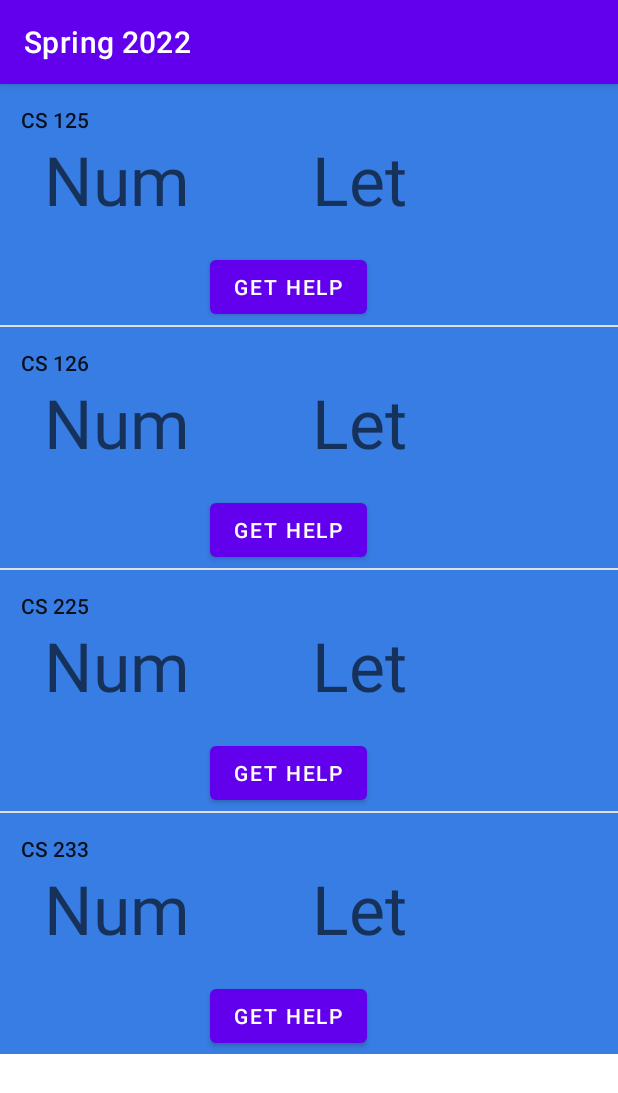
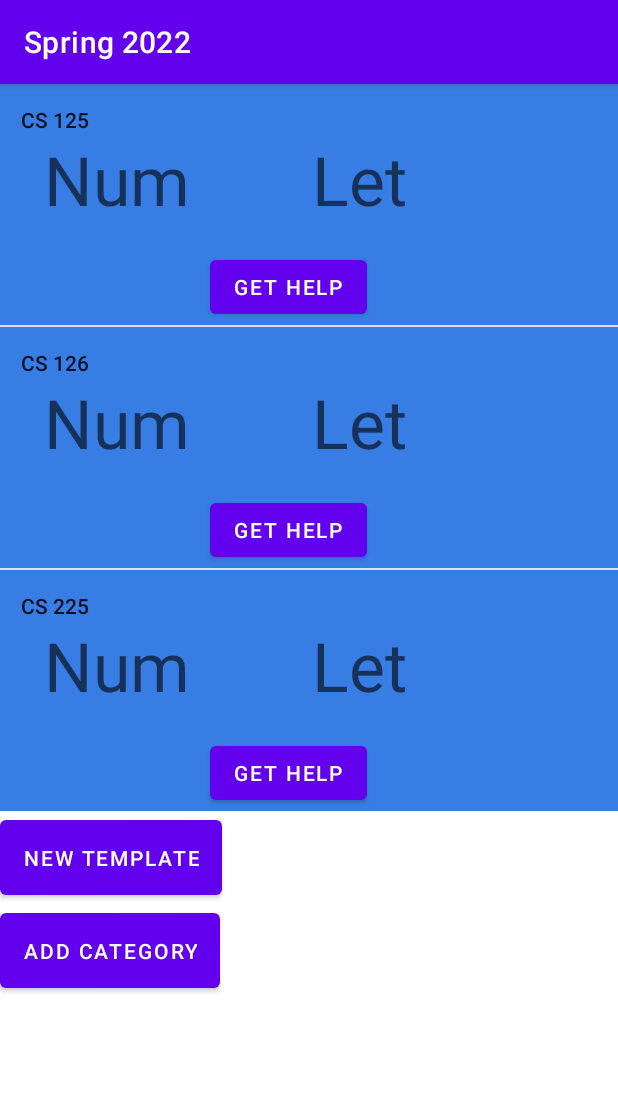
Before and after one commit to sonalimerchia/CS465-Pixelbyte, an Android app: the screen it shows after launch (MainActivity), on a phone screen of 412 x 824 dp. Shown: the top 1093 px of the screen. Run offline under Robolectric (Android 15) with nearby library versions, the phone set to English and light mode, and no system bars.

Commit message:
fix sizing issues

```diff
--- a/app/src/main/java/edu/illinois/cs465/pixelbyte/MainActivity.java
+++ b/app/src/main/java/edu/illinois/cs465/pixelbyte/MainActivity.java
@@ -29,16 +29,16 @@ public class MainActivity extends AppCompatActivity implements View.OnClickListe
         super.onCreate(savedInstanceState);
         setContentView(R.layout.activity_main);
 
-//        Button openDialogButton = (Button) findViewById(R.id.open_template);
-//        openDialogButton.setOnClickListener(this);
-//
-//        openDialogButton = (Button) findViewById((R.id.add_category));
-//        openDialogButton.setOnClickListener(this);
+        Button openDialogButton = (Button) findViewById(R.id.open_template);
+        openDialogButton.setOnClickListener(this);
+
+        openDialogButton = (Button) findViewById((R.id.add_category));
+        openDialogButton.setOnClickListener(this);
 
         //stuff to grab from other screens TODO: connect it all
         currentSemester = "Spring 2022";
         //classes = new ArrayList<Class>(Arrays.asList(new Class("CS 125", "A", "95.5%")));
-        classes = new ArrayList<String>(Arrays.asList("CS 125", "CS 126", "CS 225", "CS 233"));
+        classes = new ArrayList<String>(Arrays.asList("CS 125", "CS 126", "CS 225"));
 
         // Create adapter to interpret data
 
@@ -75,18 +75,6 @@ public class MainActivity extends AppCompatActivity implements View.OnClickListe
 
     }
 
-        //setup buttons
-        /*
-        Button addBtn = (Button)findViewById(R.id.addClassButton);
-        Button profileBtn = (Button)findViewById(R.id.profileButton);
-
-        profileBtn.setOnClickListener(new View.OnClickListener() {
-            @Override
-            public void onClick(View v) {
-                startActivity(new Intent(MainActivity.this, profileActivity.class));
-            }
-*/
-
     public void onClick(View v) {
         if (v.getId() == R.id.open_template) {
             // Open new template page
@@ -96,7 +84,4 @@ public class MainActivity extends AppCompatActivity implements View.OnClickListe
             openDialog(BottomSheetCodes.AddCategory, "Add Category");
         }
     }
-
-    //list adapter code based off code from https://github.com/CincyAndroiDeveloper/Android-Tutorials
-
 }
--- a/app/src/main/res/layout/activity_main.xml
+++ b/app/src/main/res/layout/activity_main.xml
@@ -1,45 +1,35 @@
 <?xml version="1.0" encoding="utf-8"?>
-<LinearLayout xmlns:android="http://schemas.android.com/apk/res/android"
+    <LinearLayout
+        xmlns:android="http://schemas.android.com/apk/res/android"
         xmlns:app="http://schemas.android.com/apk/res-auto"
         xmlns:tools="http://schemas.android.com/tools"
+        tools:ignore="MissingClass"
+        tools:context=".MainActivity"
         android:layout_width="match_parent"
-    android:layout_height="match_parent"
-    tools:context=".MainActivity"
-    tools:ignore="MissingClass">
-
-    <!-- list of classes-->
-
-
-    <!-- if no classes add this guy-->
+        android:layout_height="fill_parent"
+        android:gravity="top"
+        android:orientation="vertical">
 
         <ListView
             android:id="@+id/classlist"
             android:layout_width="match_parent"
             android:layout_height="wrap_content"
-        android:foregroundGravity="center"
-        app:layout_constraintBottom_toBottomOf="parent"
-        app:layout_constraintEnd_toEndOf="parent"
-        app:layout_constraintStart_toStartOf="parent"
-        app:layout_constraintTop_toTopOf="parent">
-    </ListView>
-
+            android:foregroundGravity="center" />
 
 
         <Button
+            android:id="@+id/open_template"
             android:layout_width="wrap_content"
             android:layout_height="wrap_content"
             android:padding="15dp"
-        android:id="@+id/open_template"
-        android:text="New Template"
-        />
+            android:text="New Template" />
 
         <Button
+            android:id="@+id/add_category"
             android:layout_width="wrap_content"
             android:layout_height="wrap_content"
             android:padding="15dp"
-        android:id="@+id/add_category"
-        android:text="Add Category"
-        />
+            android:text="Add Category" />
 
         <TextView
             android:id="@+id/noclasses"
```
Lines whose indentation alone changed are shown as unchanged.
